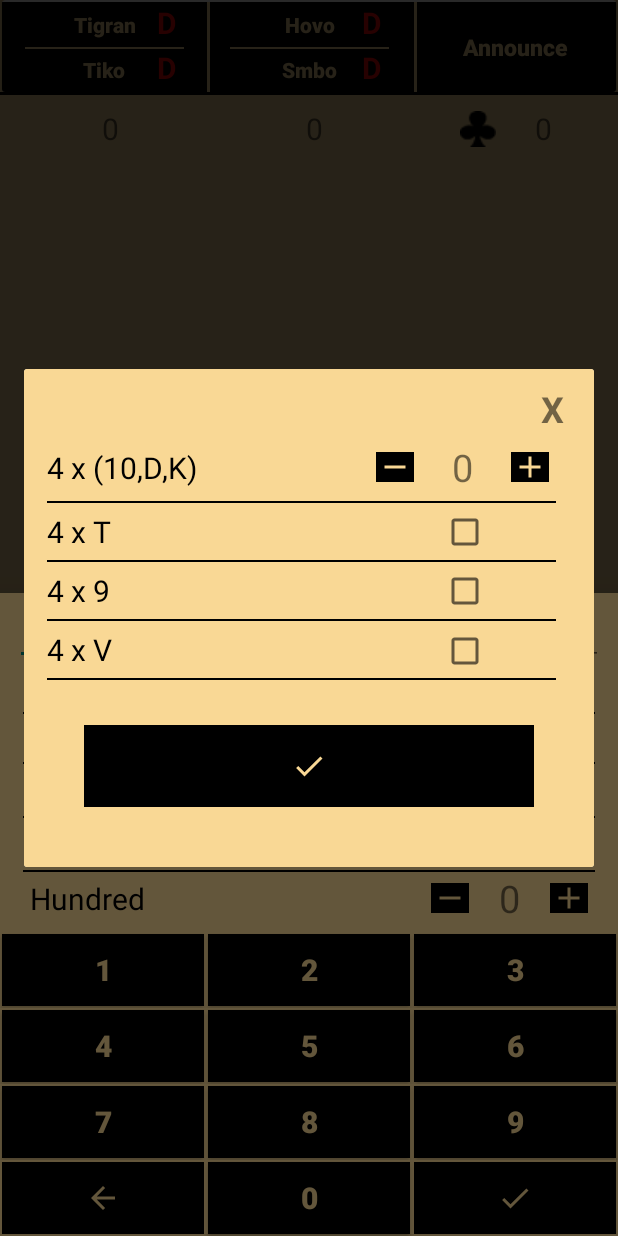
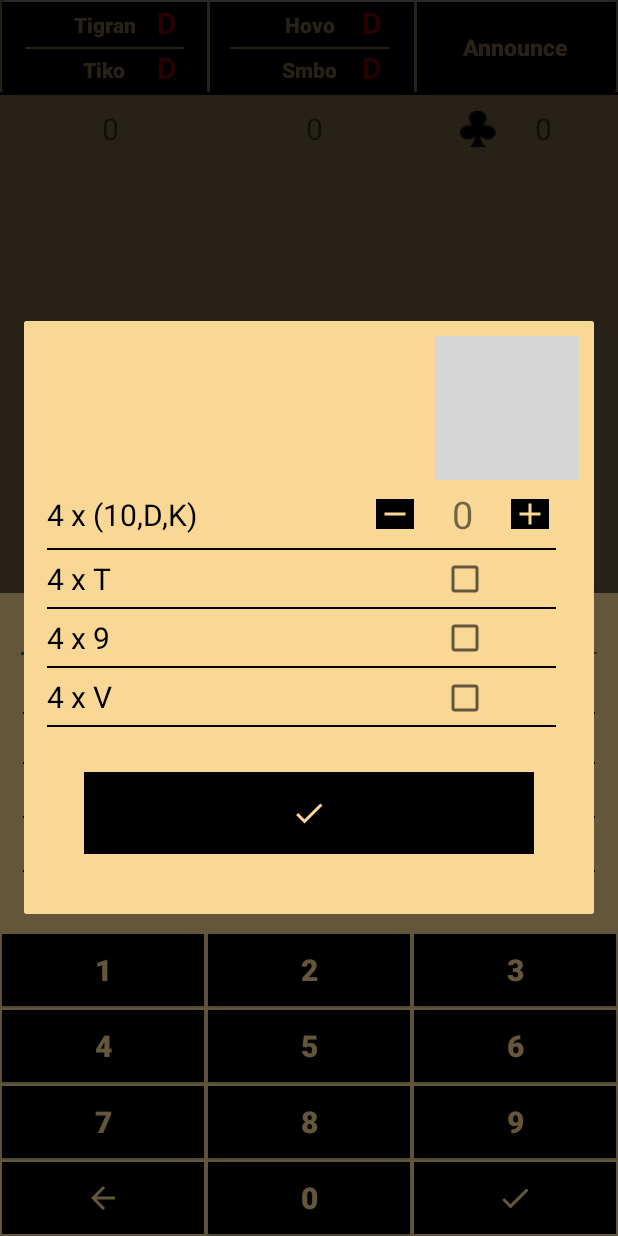
Before and after one commit to tigranapahuni/BlotSmartNote1, an Android app: the fragment ExtraButtonDialog placed in its activity, after a tap on "Press", on a phone screen of 412 x 824 dp. Run offline under Robolectric (Android 15) with nearby library versions, the phone set to English and light mode, and no system bars; grey boxes are pictures that could not be loaded.

Commit message:
4 tuxt tzeri press knopken miacrel em porci x-el avelacrel

```diff
--- a/app/src/main/res/layout/chors_tuxt_dialog.xml
+++ b/app/src/main/res/layout/chors_tuxt_dialog.xml
@@ -7,7 +7,8 @@
     android:layout_width="wrap_content"
     android:layout_height="wrap_content"
     android:background="@color/coloryellownew"
-    android:orientation="vertical">
+    android:orientation="vertical"
+    >
 
 
     <LinearLayout
@@ -19,24 +20,22 @@
         app:layout_constraintEnd_toEndOf="parent"
         app:layout_constraintStart_toStartOf="parent"
         app:layout_constraintTop_toTopOf="parent"
-        tools:ignore="MissingConstraints">
+        tools:ignore="MissingConstraints"
+        >
 
 
         <androidx.constraintlayout.widget.ConstraintLayout
             android:layout_width="match_parent"
             android:layout_height="match_parent">
 
-            <TextView
-                android:id="@+id/out_x"
+            <ImageView
+                android:id="@+id/close_x"
                 android:layout_width="wrap_content"
                 android:layout_height="wrap_content"
-                android:layout_marginEnd="10dp"
-                android:text="X"
-                android:textSize="24sp"
-                android:textStyle="bold"
                 app:layout_constraintBottom_toBottomOf="parent"
                 app:layout_constraintEnd_toEndOf="parent"
-                app:layout_constraintTop_toTopOf="parent" />
+                app:layout_constraintTop_toTopOf="parent"
+                app:srcCompat="@drawable/ic_close_24dp" />
         </androidx.constraintlayout.widget.ConstraintLayout>
 
         <androidx.constraintlayout.widget.ConstraintLayout
@@ -46,10 +45,9 @@
 
             <TextView
                 android:id="@+id/txtView_4tuxt"
-                android:layout_width="0dp"
+                android:layout_width="wrap_content"
                 android:layout_height="wrap_content"
                 android:layout_gravity="center"
-                android:layout_weight="1"
                 android:padding="5dp"
                 android:text="4 x (10,D,K)"
                 android:textColor="@color/colorBlack"
@@ -101,9 +99,8 @@
             android:id="@+id/view2"
             android:layout_width="match_parent"
             android:layout_height="1dp"
-            android:layout_marginLeft="5dp"
-            android:layout_marginRight="15dp"
-            android:layout_weight="1"
+            android:layout_marginStart="5dp"
+            android:layout_marginEnd="15dp"
             android:background="@color/colorBlack" />
 
         <androidx.constraintlayout.widget.ConstraintLayout
@@ -115,7 +112,6 @@
                 android:layout_width="wrap_content"
                 android:layout_height="wrap_content"
                 android:layout_gravity="center"
-                android:layout_weight="1"
                 android:padding="5dp"
                 android:text="4 x T"
                 android:textColor="@color/colorBlack"
@@ -139,9 +135,8 @@
         <View
             android:layout_width="match_parent"
             android:layout_height="1dp"
-            android:layout_marginLeft="5dp"
-            android:layout_marginRight="15dp"
-            android:layout_weight="1"
+            android:layout_marginStart="5dp"
+            android:layout_marginEnd="15dp"
             android:background="@color/colorBlack" />
 
         <androidx.constraintlayout.widget.ConstraintLayout
@@ -153,7 +148,6 @@
                 android:layout_width="wrap_content"
                 android:layout_height="wrap_content"
                 android:layout_gravity="center"
-                android:layout_weight="1"
                 android:padding="5dp"
                 android:text="4 x 9"
                 android:textColor="@color/colorBlack"
@@ -177,9 +171,8 @@
         <View
             android:layout_width="match_parent"
             android:layout_height="1dp"
-            android:layout_marginLeft="5dp"
-            android:layout_marginRight="15dp"
-            android:layout_weight="1"
+            android:layout_marginStart="5dp"
+            android:layout_marginEnd="15dp"
             android:background="@color/colorBlack" />
 
 
@@ -193,11 +186,11 @@
                 android:layout_width="wrap_content"
                 android:layout_height="wrap_content"
                 android:layout_gravity="center"
-                android:layout_weight="1"
                 android:padding="5dp"
                 android:text="4 x V"
                 android:textColor="@color/colorBlack"
                 android:textSize="@dimen/card_text_size"
+                app:layout_constraintBottom_toBottomOf="parent"
                 app:layout_constraintStart_toStartOf="parent"
                 app:layout_constraintTop_toTopOf="parent" />
 
@@ -215,16 +208,16 @@
         <View
             android:layout_width="match_parent"
             android:layout_height="1dp"
-            android:layout_marginLeft="5dp"
-            android:layout_marginRight="15dp"
-            android:layout_weight="1"
+            android:layout_marginStart="5dp"
+            android:layout_marginEnd="15dp"
             android:background="@color/colorBlack" />
 
 
         <ImageButton
             android:id="@+id/ImgBtn_Ok"
             android:layout_width="match_parent"
-            android:layout_height="match_parent"
+            android:layout_height="0dp"
+            android:layout_weight="30"
             android:layout_margin="30dp"
             android:background="@drawable/btn_score"
             android:gravity="center"
--- a/app/src/main/res/layout/extra_buttons.xml
+++ b/app/src/main/res/layout/extra_buttons.xml
@@ -37,6 +37,7 @@
             android:textColor="@color/colorBlack"
             android:textSize="20sp" />
 
+
         <EditText
             android:id="@+id/editText5"
             android:layout_width="wrap_content"
@@ -58,6 +59,7 @@
             android:textColor="@color/colorBlack"
             android:textSize="20sp" />
 
+
         <EditText
             android:id="@+id/editText4"
             android:layout_width="wrap_content"
@@ -68,6 +70,8 @@
             android:inputType="number"
             android:text="11"
             android:textSize="20sp" />
+
+
     </LinearLayout>
 
     <ScrollView
@@ -117,14 +121,13 @@
 
 
         </androidx.constraintlayout.widget.ConstraintLayout>
-
         <View
             android:layout_width="match_parent"
             android:layout_height="1dp"
-            android:layout_marginLeft="5dp"
-            android:layout_marginRight="15dp"
-            android:layout_weight="1"
+            android:layout_marginStart="5dp"
+            android:layout_marginEnd="15dp"
             android:background="@color/colorBlack" />
+
 
         <androidx.constraintlayout.widget.ConstraintLayout
             android:layout_width="match_parent"
@@ -159,7 +162,6 @@
             android:layout_height="1dp"
             android:layout_marginStart="5dp"
             android:layout_marginEnd="15dp"
-            android:layout_weight="1"
             android:background="@color/colorBlack" />
 
 
@@ -224,7 +226,6 @@
             android:layout_height="1dp"
             android:layout_marginStart="5dp"
             android:layout_marginEnd="15dp"
-            android:layout_weight="1"
             android:background="@color/colorBlack" />
 
         <androidx.constraintlayout.widget.ConstraintLayout
@@ -286,7 +287,6 @@
             android:layout_height="1dp"
             android:layout_marginStart="5dp"
             android:layout_marginEnd="15dp"
-            android:layout_weight="1"
             android:background="@color/colorBlack" />
 
         <androidx.constraintlayout.widget.ConstraintLayout
```
